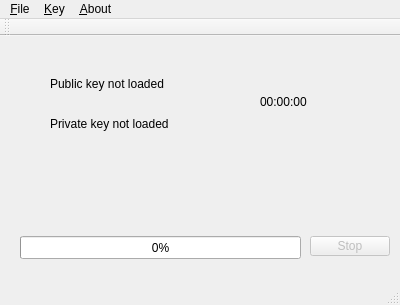
Above: mainwindow.ui from qmick/OneTimeEncryptor before the change. Below: the same form after it.
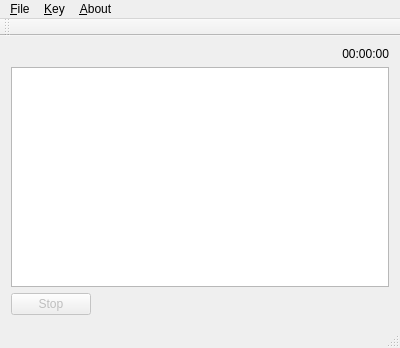
That is the form after the change.

```diff
--- a/mainwindow.ui
+++ b/mainwindow.ui
@@ -7,107 +7,50 @@
     <x>0</x>
     <y>0</y>
     <width>400</width>
-    <height>305</height>
+    <height>348</height>
    </rect>
   </property>
   <property name="windowTitle">
    <string>MainWindow</string>
   </property>
   <widget class="QWidget" name="centralWidget">
-   <widget class="QLabel" name="public_label">
-    <property name="geometry">
-     <rect>
-      <x>50</x>
-      <y>40</y>
-      <width>261</width>
-      <height>16</height>
-     </rect>
-    </property>
-    <property name="text">
-     <string>Public key not loaded</string>
-    </property>
-   </widget>
-   <widget class="QLabel" name="private_label">
-    <property name="geometry">
-     <rect>
-      <x>50</x>
-      <y>80</y>
-      <width>271</width>
-      <height>16</height>
-     </rect>
-    </property>
-    <property name="text">
-     <string>Private key not loaded</string>
-    </property>
-   </widget>
-   <widget class="QProgressBar" name="progressBar">
-    <property name="geometry">
-     <rect>
-      <x>20</x>
-      <y>200</y>
-      <width>281</width>
-      <height>23</height>
-     </rect>
-    </property>
-    <property name="value">
-     <number>0</number>
-    </property>
-   </widget>
-   <widget class="QLabel" name="filename_label">
-    <property name="geometry">
-     <rect>
-      <x>30</x>
-      <y>120</y>
-      <width>341</width>
-      <height>21</height>
-     </rect>
-    </property>
-    <property name="text">
-     <string/>
-    </property>
-   </widget>
-   <widget class="QLabel" name="reason_label">
-    <property name="geometry">
-     <rect>
-      <x>30</x>
-      <y>160</y>
-      <width>341</width>
-      <height>21</height>
-     </rect>
-    </property>
-    <property name="text">
-     <string/>
-    </property>
-   </widget>
+   <layout class="QFormLayout" name="formLayout">
+    <item row="0" column="1">
    <widget class="QLabel" name="time_label">
-    <property name="geometry">
-     <rect>
-      <x>260</x>
-      <y>40</y>
-      <width>101</width>
-      <height>51</height>
-     </rect>
+      <property name="layoutDirection">
+       <enum>Qt::LeftToRight</enum>
     </property>
     <property name="text">
      <string>00:00:00</string>
     </property>
-   </widget>
+      <property name="alignment">
+       <set>Qt::AlignRight|Qt::AlignTrailing|Qt::AlignVCenter</set>
+      </property>
+     </widget>
+    </item>
+    <item row="1" column="0" colspan="2">
+     <widget class="QTableView" name="tableView"/>
+    </item>
+    <item row="2" column="0">
    <widget class="QPushButton" name="stop_button">
     <property name="enabled">
      <bool>false</bool>
     </property>
-    <property name="geometry">
-     <rect>
-      <x>310</x>
-      <y>200</y>
-      <width>80</width>
-      <height>20</height>
-     </rect>
+      <property name="sizePolicy">
+       <sizepolicy hsizetype="Fixed" vsizetype="Fixed">
+        <horstretch>0</horstretch>
+        <verstretch>0</verstretch>
+       </sizepolicy>
+      </property>
+      <property name="layoutDirection">
+       <enum>Qt::LeftToRight</enum>
     </property>
     <property name="text">
      <string>Stop</string>
     </property>
    </widget>
+    </item>
+   </layout>
   </widget>
   <widget class="QMenuBar" name="menuBar">
    <property name="geometry">
```
Lines whose indentation alone changed are shown as unchanged.
